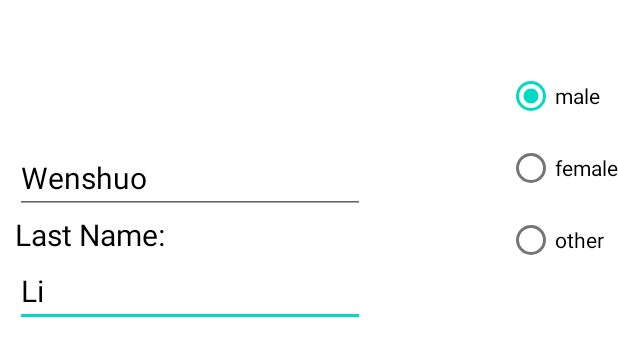
After one commit to A00445457/MCDA-5550-A00445457, an Android app: the layout guest_list_layout.xml on its own in the app's theme, with its tools: preview values and no code run, on a phone screen of 412 x 824 dp. The commit adds this screen. Shown: the top 356 px of the screen. Run offline under Robolectric (Android 15) with nearby library versions, the phone set to English and light mode, and no system bars.

Commit message:
Implment the layout of screen3

```diff
--- /dev/null
+++ b/HotelReservationClient/app/src/main/res/layout/guest_list_layout.xml
@@ -0,0 +1,129 @@
+<?xml version="1.0" encoding="utf-8"?>
+<layout xmlns:android="http://schemas.android.com/apk/res/android">
+
+    <data>
+        <variable
+            name="guest"
+            type="com.example.hotelreservationclient.model.GuestModel" />
+    </data>
+    <androidx.constraintlayout.widget.ConstraintLayout
+        xmlns:app="http://schemas.android.com/apk/res-auto"
+        xmlns:tools="http://schemas.android.com/tools"
+        android:layout_width="match_parent"
+        android:layout_height="wrap_content">
+
+
+        <androidx.constraintlayout.widget.ConstraintLayout
+            android:layout_width="match_parent"
+            android:layout_height="0dp"
+            android:layout_marginLeft="10dp"
+            android:layout_marginTop="40dp"
+            app:layout_constraintStart_toStartOf="parent"
+            app:layout_constraintTop_toTopOf="parent">
+            <TextView
+                android:id="@+id/guest_number"
+                android:layout_width="wrap_content"
+                android:layout_height="wrap_content"
+                android:text="@{guest.guestNumber}"
+                android:textColor="@color/black"
+                android:textSize="20sp"
+                app:layout_constraintLeft_toRightOf="@+id/gender_radio_group"
+                app:layout_constraintStart_toStartOf="parent"
+                app:layout_constraintTop_toTopOf="parent" />
+            <TextView
+                android:id="@+id/first_name_textview"
+                android:layout_width="wrap_content"
+                android:layout_height="wrap_content"
+                android:text="@{guest.getFirstNameTitle}"
+                android:textColor="@color/black"
+                android:textSize="20sp"
+                app:layout_constraintLeft_toRightOf="@+id/gender_radio_group"
+                app:layout_constraintStart_toStartOf="parent"
+                app:layout_constraintTop_toBottomOf="@+id/guest_number" />
+
+            <EditText
+                android:id="@+id/first_name_edittext"
+                android:layout_width="wrap_content"
+                android:layout_height="wrap_content"
+                android:layout_weight=".70"
+                android:autofillHints="Please input your first name."
+                android:ems="10"
+                android:textColor="@color/black"
+                android:textSize="20sp"
+                app:layout_constraintLeft_toRightOf="@+id/gender_radio_group"
+                app:layout_constraintStart_toStartOf="@id/first_name_textview"
+                app:layout_constraintTop_toBottomOf="@id/first_name_textview"
+                android:text="@{guest.firstName}"
+                android:hint="First Name"
+                tools:text="Wenshuo">
+
+                <requestFocus />
+            </EditText>
+
+            <TextView
+                android:id="@+id/last_name_textview"
+                android:layout_width="wrap_content"
+                android:layout_height="wrap_content"
+                android:text="Last Name:"
+                android:textColor="@color/black"
+                android:textSize="20sp"
+                app:layout_constraintLeft_toRightOf="@+id/gender_radio_group"
+                app:layout_constraintStart_toStartOf="@id/first_name_edittext"
+                app:layout_constraintTop_toBottomOf="@id/first_name_edittext" />
+
+
+            <EditText
+                android:id="@+id/last_name_edittext"
+                android:layout_width="wrap_content"
+                android:layout_height="wrap_content"
+                android:layout_weight=".70"
+                android:ems="10"
+                android:textColor="@color/black"
+                android:textSize="20sp"
+                app:layout_constraintLeft_toRightOf="@+id/gender_radio_group"
+                app:layout_constraintStart_toStartOf="@id/last_name_textview"
+                app:layout_constraintTop_toBottomOf="@id/last_name_textview"
+                android:text="@{guest.lastName}"
+                android:hint="Last Name"
+                tools:text="Li">
+
+                <requestFocus />
+            </EditText>
+
+
+            <RadioGroup
+                android:id="@+id/gender_radio_group"
+                android:layout_width="wrap_content"
+                android:layout_height="wrap_content"
+                app:layout_constraintRight_toRightOf="parent"
+                app:layout_constraintTop_toTopOf="parent"
+                tools:layout_editor_absoluteX="50dp"
+                tools:layout_editor_absoluteY="142dp">
+
+                <RadioButton
+                    android:id="@+id/male"
+                    android:layout_width="wrap_content"
+                    android:layout_height="wrap_content"
+                    android:checked="true"
+                    android:text="male" />
+
+                <RadioButton
+                    android:id="@+id/female"
+                    android:layout_width="wrap_content"
+                    android:layout_height="wrap_content"
+                    android:text="female" />
+
+                <RadioButton
+                    android:id="@+id/other_gender"
+                    android:layout_width="wrap_content"
+                    android:layout_height="wrap_content"
+                    android:text="other" />
+
+            </RadioGroup>
+
+
+        </androidx.constraintlayout.widget.ConstraintLayout>
+
+
+    </androidx.constraintlayout.widget.ConstraintLayout>
+</layout>
```
Also changed, not shown: HotelReservationClient/app/src/main/java/com/example/hotelreservationclient/adapter/GuestListConfirmAdapter.java (added, +69 -0 lines), HotelReservationClient/app/src/main/java/com/example/hotelreservationclient/fragment/HotelGuestListDetailsFragment.java (+38 -1 lines), HotelReservationClient/app/src/main/java/com/example/hotelreservationclient/model/GuestModel.java (added, +79 -0 lines), HotelReservationClient/app/src/main/java/com/example/hotelreservationclient/model/GuestsRequest.java (added, +25 -0 lines), HotelReservationClient/app/src/main/java/com/example/hotelreservationclient/viewmodel/GuestViewModel.java (added, +38 -0 lines), HotelReservationClient/app/src/main/res/layout/hotel_guest_details_fragment.xml (+22 -0 lines), HotelReservationClient/app/src/main/res/layout/hotel_list_fragment.xml (+6 -5 lines).
